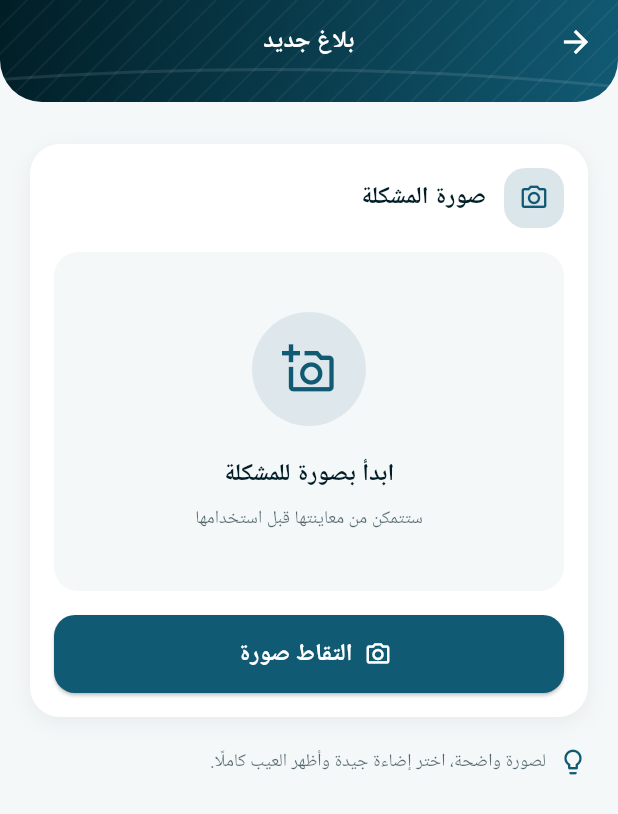
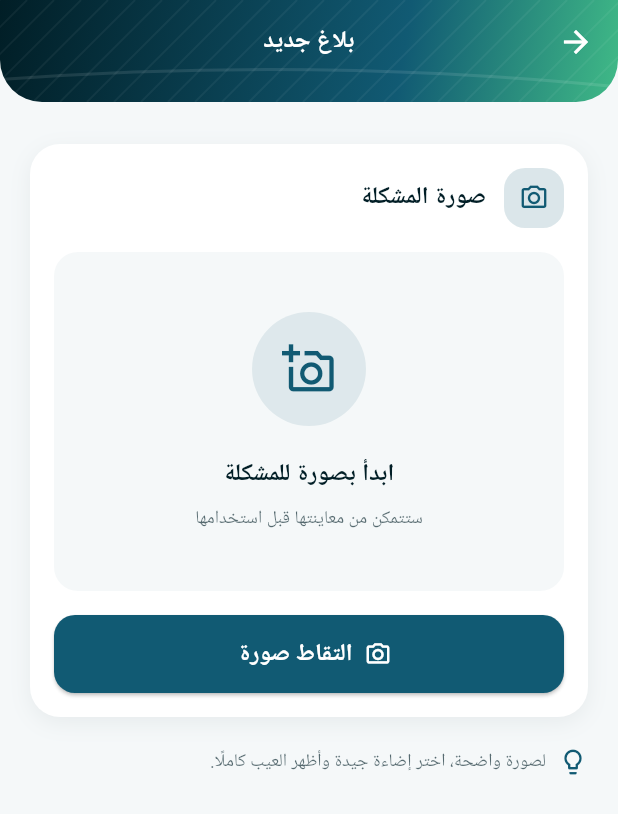
Before and after one commit to hcchly/Khota, a Flutter app: the ReportPhotoScreen screen opened directly, on a phone screen of 412 x 824 dp. Shown: the top 814 px of the screen. Run offline on Flutter 3.47's test engine with Material 3 defaults, Android fonts, the phone set to English and light mode, and no system bars; our stand-ins replace camera, cloud_firestore, firebase_auth, firebase_core, firebase_storage, google_fonts and 2 more; accounts and stored records are empty.

Commit message:
Update gradient_header.dart

```diff
--- a/lib/widgets/gradient_header.dart
+++ b/lib/widgets/gradient_header.dart
@@ -23,7 +23,12 @@ class GradientHeader extends StatelessWidget {
           gradient: LinearGradient(
             begin: Alignment.topLeft,
             end: Alignment.bottomRight,
-            colors: [AppColors.indigo, AppColors.teal],
+          stops: [0.0, 0.65, 1.0],
+colors: [
+  AppColors.ink,
+  AppColors.ocean,
+  AppColors.mint,
+],
           ),
         ),
         child: CustomPaint(
```
